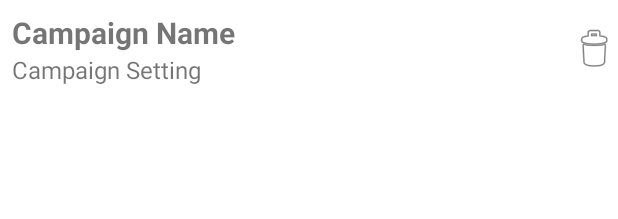
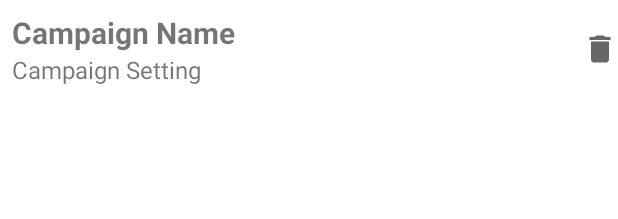
Before and after one commit to dhakim87/dm_assist, an Android app: the layout campaign_item.xml on its own in the app's theme, with its tools: preview values and no code run, on a phone screen of 412 x 824 dp. Shown: the top 219 px of the screen. Run offline under Robolectric (Android 15) with nearby library versions, the phone set to English and light mode, and no system bars; network calls fail.

Commit message:
Nicer looking trash can

```diff
--- a/app/src/main/res/layout/campaign_item.xml
+++ b/app/src/main/res/layout/campaign_item.xml
@@ -33,6 +33,6 @@
         android:layout_height="wrap_content"
         android:layout_gravity="center_vertical"
         android:background="?android:attr/selectableItemBackground"
-        android:src="@android:drawable/ic_menu_delete" />
+        android:src="@drawable/baseline_delete_24" />
 
 </LinearLayout>
--- a/app/src/main/res/layout/character_item.xml
+++ b/app/src/main/res/layout/character_item.xml
@@ -26,6 +26,6 @@
         android:layout_height="wrap_content"
         android:layout_gravity="center_vertical"
         android:background="?android:attr/selectableItemBackground"
-        android:src="@android:drawable/ic_menu_delete" />
+        android:src="@drawable/baseline_delete_24" />
 
 </LinearLayout>
--- a/app/src/main/res/layout/one_shot_item.xml
+++ b/app/src/main/res/layout/one_shot_item.xml
@@ -26,6 +26,6 @@
         android:layout_height="wrap_content"
         android:layout_gravity="center_vertical"
         android:background="?android:attr/selectableItemBackground"
-        android:src="@android:drawable/ic_menu_delete" />
+        android:src="@drawable/baseline_delete_24" />
 
 </LinearLayout>
```
